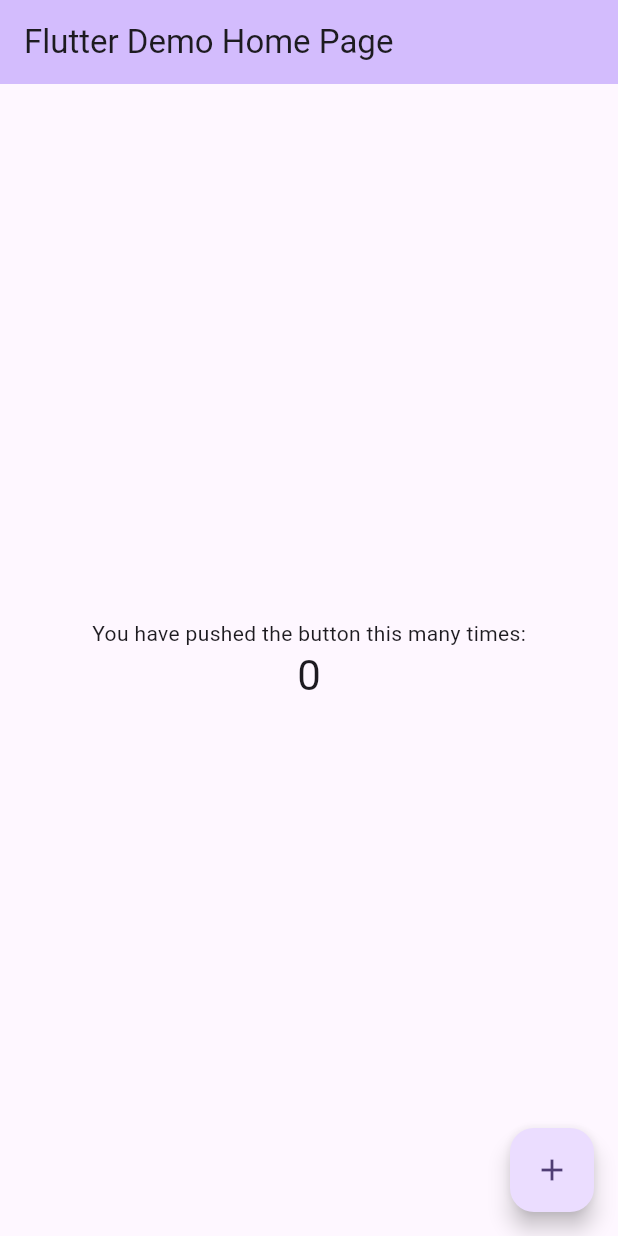
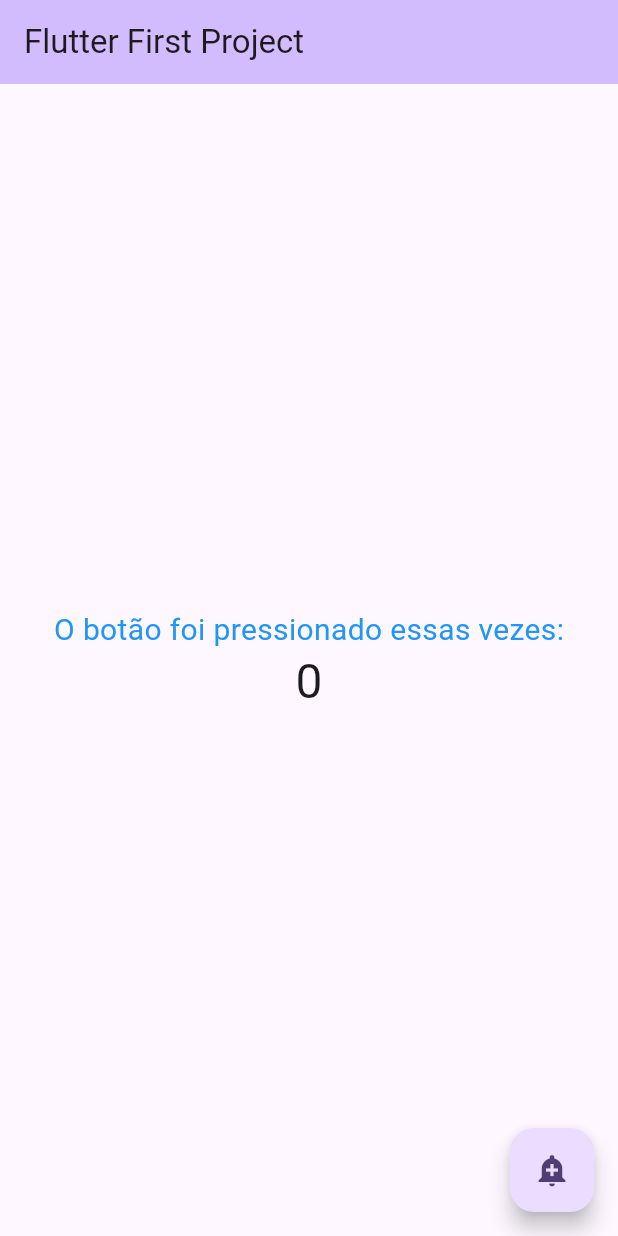
Before and after one commit to jessemp3/FirstCodeWithFlutter, a Flutter app: the screen it shows after launch, on a phone screen of 412 x 824 dp. Run offline on Flutter 3.47's test engine with Material 3 defaults, Android fonts, the phone set to English and light mode, and no system bars.

Commit message:
feat: class of flutter

```diff
--- a/lib/main.dart
+++ b/lib/main.dart
@@ -31,7 +31,7 @@
         colorScheme: ColorScheme.fromSeed(seedColor: Colors.deepPurple),
         useMaterial3: true,
       ),
-      home: const MyHomePage(title: 'Flutter Demo Home Page'),
+      home: const MyHomePage(title: 'Flutter First Project'),
     );
   }
 }
@@ -106,11 +106,12 @@
           mainAxisAlignment: MainAxisAlignment.center,
           children: <Widget>[
             const Text(
-              'You have pushed the button this many times:',
+              'O botão foi pressionado essas vezes:',
+              style: TextStyle(color: Colors.blue, fontSize: 20),
             ),
             Text(
               '$_counter',
-              style: Theme.of(context).textTheme.headlineMedium,
+              style: Theme.of(context).textTheme.headlineLarge,
             ),
           ],
         ),
@@ -118,7 +119,7 @@
       floatingActionButton: FloatingActionButton(
         onPressed: _incrementCounter,
         tooltip: 'Increment',
-        child: const Icon(Icons.add),
+        child: const Icon(Icons.add_alert),
       ), // This trailing comma makes auto-formatting nicer for build methods.
     );
   }
```
